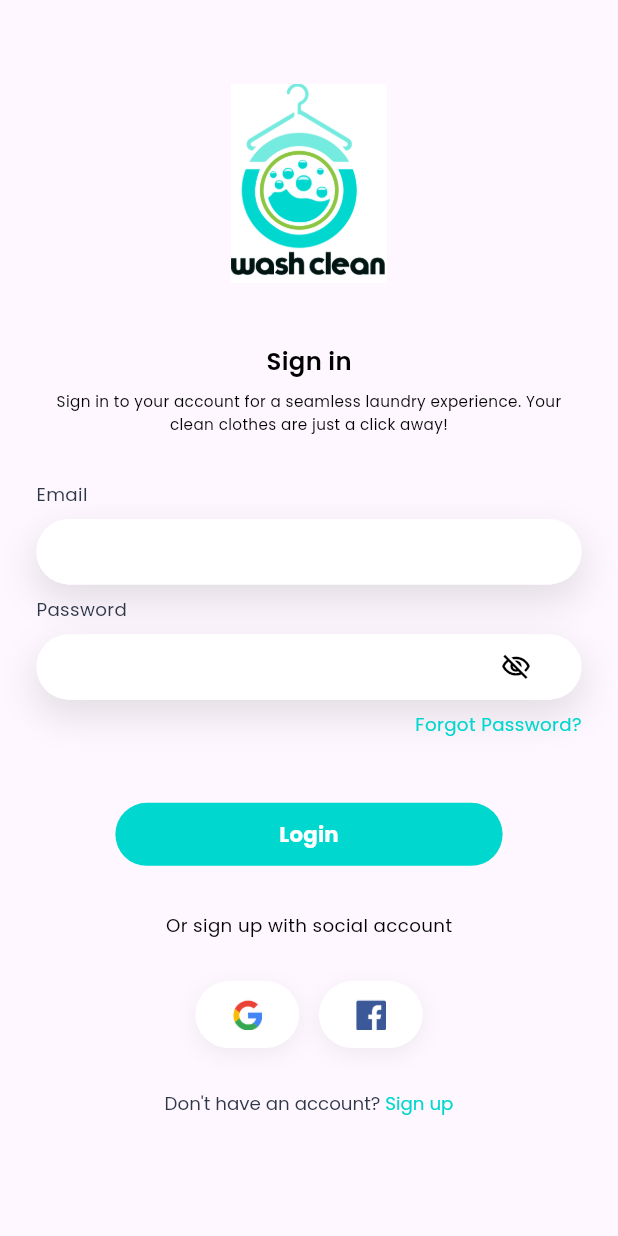
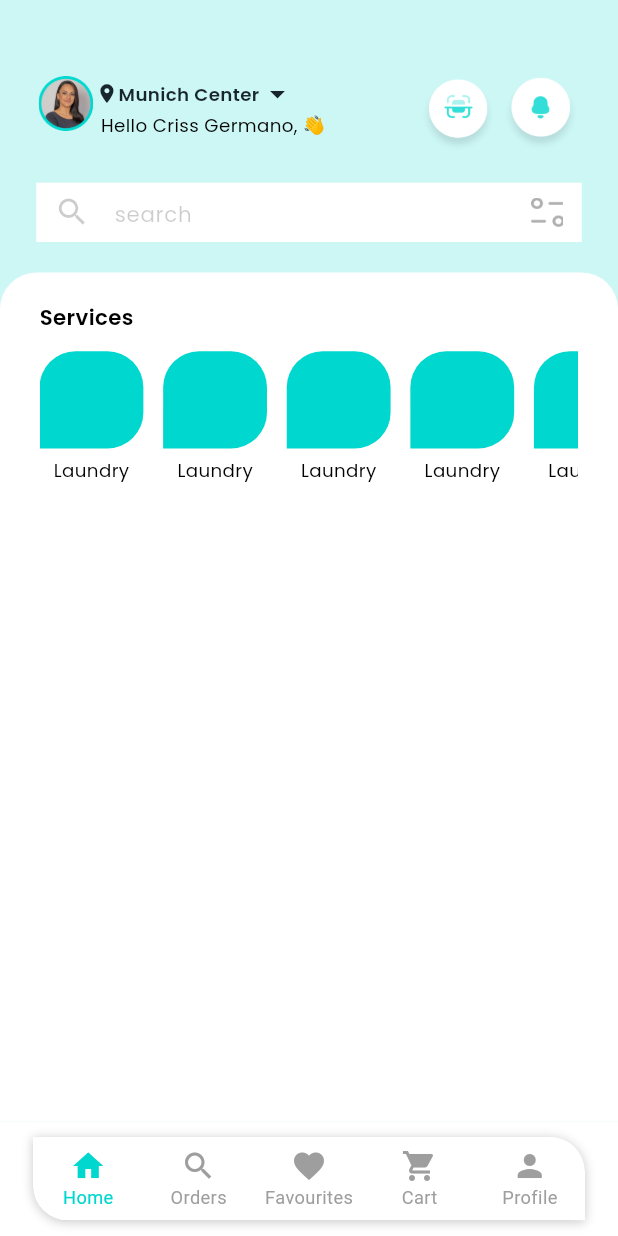
Before and after one commit to uzzist/spinfast, a Flutter app: the LoginScreen screen opened directly, after a tap on "Login", on a phone screen of 412 x 824 dp. Run offline on Flutter 3.47's test engine with Material 3 defaults, Android fonts, the light colour scheme and no system bars; our stand-ins replace flutter_rating_bar, flutter_screenutil, get.

Commit message:
bottom bar ui done. Home and favorites screen ui ongoing

```diff
--- a/lib/utils/values/my_images.dart
+++ b/lib/utils/values/my_images.dart
@@ -7,5 +7,9 @@ class MyImages {
   static const String google = 'assets/images/google.png';
   static const String facebook = 'assets/images/facebook.png';
   static const String tick_square = 'assets/images/tick_square.png';
+  static const String profile_picture = 'assets/images/profile_picture.png';
+  static const String qr_scanner = 'assets/images/qr_scanner.png';
+  static const String notification = 'assets/images/notification.png';
+  static const String filter = 'assets/images/filter.png';
 
 }
--- a/lib/views/auth/login/login_screen.dart
+++ b/lib/views/auth/login/login_screen.dart
@@ -9,6 +9,7 @@ import 'package:spinfast/utils/values/my_images.dart';
 import 'package:spinfast/utils/values/styles.dart';
 import 'package:spinfast/views/auth/forgot_password/forgot_password_screen.dart';
 import 'package:spinfast/views/auth/signup/signup_screen.dart';
+import 'package:spinfast/views/bottom_bar/bottom_bar_screen.dart';
 import 'package:spinfast/views/widgets/auth/social_login_button.dart';
 import 'package:spinfast/views/widgets/custom_button.dart';
 import 'package:spinfast/views/widgets/custom_textfield.dart';
@@ -92,7 +93,9 @@ class LoginScreen extends StatelessWidget {
                 ],
               ),
               40.sbh,
-              Center(child: CustomButton(text: 'Login', onPressed: () {})),
+              Center(child: CustomButton(text: 'Login', onPressed: () {
+                Get.offAll(() => BottomBarScreen());
+              })),
               28.sbh,
               Center(
                   child: Text(
--- /dev/null
+++ b/lib/views/bottom_bar/bottom_bar_screen.dart
@@ -0,0 +1,85 @@
+import 'package:flutter/material.dart';
+import 'package:flutter_screenutil/flutter_screenutil.dart';
+import 'package:spinfast/views/cart/my_cart_screen.dart';
+import 'package:spinfast/views/favourites/favourites_screen.dart';
+import 'package:spinfast/views/orders/my_orders_screen.dart';
+import 'package:spinfast/views/profile/profile_screen.dart';
+
+import '../../utils/values/my_colors.dart';
+import '../home/home_screen.dart';
+
+class BottomBarScreen extends StatefulWidget {
+  @override
+  State<BottomBarScreen> createState() => _BottomBarScreenState();
+}
+class _BottomBarScreenState extends State<BottomBarScreen> {
+  final List<Widget> _screens = [
+    HomeScreen(),
+    MyOrdersScreen(),
+    FavouritesScreen(),
+    MyCartScreen(),
+    ProfileScreen()
+  ];
+  int _selectedIndex = 0;
+  @override
+  Widget build(BuildContext context) {
+    return Scaffold(
+      backgroundColor: MyColors.white,
+      bottomNavigationBar: Padding(
+        padding: EdgeInsets.symmetric(horizontal: 20.w, vertical: 10.h),
+        child: Container(
+          decoration: BoxDecoration(
+            borderRadius: BorderRadius.only(topRight: Radius.circular(23.r), bottomLeft: Radius.circular(23.r)),
+            boxShadow: [
+              BoxShadow(color: MyColors.black.withOpacity(.2), spreadRadius: 0.2, blurRadius: 5, offset: Offset(0, 1),),
+            ],
+          ),
+          child: ClipRRect(
+            borderRadius: BorderRadius.only(bottomLeft: Radius.circular(23.r), topRight: Radius.circular(23.r)),
+            child: BottomNavigationBar(
+              type: BottomNavigationBarType.fixed,
+              items: const <BottomNavigationBarItem>[
+                BottomNavigationBarItem(
+                  icon: Icon(Icons.home, ),
+                  label: 'Home',
+                ),
+                BottomNavigationBarItem(
+                  icon: Icon(Icons.search, ),
+                  label: 'Orders',
+                ),
+                BottomNavigationBarItem(
+                  icon: Icon(Icons.favorite, ),
+                  label: 'Favourites',
+                ),
+                BottomNavigationBarItem(
+                  icon: Icon(Icons.shopping_cart, ),
+                  label: 'Cart',
+                ),
+                BottomNavigationBarItem(
+                  icon: Icon(Icons.person, ),
+                  label: 'Profile',
+                ),
+              ],
+              currentIndex: _selectedIndex,
+              selectedItemColor: MyColors.primary,
+              unselectedItemColor: Colors.grey,
+              unselectedFontSize: 12.sp,
+              selectedFontSize: 12.sp,
+              backgroundColor: MyColors.white,
+              elevation: 5.0,
+              // showSelectedLabels: true, // Set to true to always show labels for selected icons
+              // showUnselectedLabels: true, // Set to true to always show labels for unselected icons
+              onTap: (index) {
+                // Handle the tap event and update the selected index
+                setState(() {
+                  _selectedIndex = index;
+                });
+              },
+            ),
+          ),
+        ),
+      ),
+      body: _screens[_selectedIndex],
+    );
+  }
+}
--- /dev/null
+++ b/lib/views/home/home_screen.dart
@@ -0,0 +1,132 @@
+import 'package:flutter/material.dart';
+import 'package:flutter_screenutil/flutter_screenutil.dart';
+import 'package:spinfast/utils/extensions/extensions.dart';
+import 'package:spinfast/utils/values/my_images.dart';
+import 'package:spinfast/utils/values/styles.dart';
+
+import '../../utils/values/my_colors.dart';
+
+class HomeScreen extends StatelessWidget {
+  const HomeScreen({Key? key}) : super(key: key);
+
+  @override
+  Widget build(BuildContext context) {
+    return Scaffold(
+      backgroundColor: MyColors.primary.withOpacity(.2),
+      body: Column(
+        children: [
+          Container(
+            padding: EdgeInsets.symmetric(horizontal: 22.w),
+            width: double.infinity,
+            child: Column(
+              children: [
+                50.sbh,
+                Row(
+                  crossAxisAlignment: CrossAxisAlignment.start,
+                  children: [
+                    Image.asset(MyImages.profile_picture, height: 36.h, width: 36.w,),
+                    Column(
+                      crossAxisAlignment: CrossAxisAlignment.start,
+                      mainAxisAlignment: MainAxisAlignment.center,
+                      children: [
+                        Row(
+                          mainAxisAlignment: MainAxisAlignment.start,
+                          children: [
+                            Icon(Icons.location_on, color: MyColors.dark, size: 15.h,),
+                            Text('Munich Center', style: kSize12DarkW500Text.copyWith(fontWeight: FontWeight.w600, color: MyColors.dark),),
+                            Icon(Icons.arrow_drop_down_outlined, color: MyColors.dark,)
+                          ],
+                        ),
+                        Text(' Hello Criss Germano, 👋', style: kSize12DarkW500Text.copyWith(fontWeight: FontWeight.w400),)
+                      ],
+                    ),
+                    Spacer(),
+                    Row(
+                      crossAxisAlignment: CrossAxisAlignment.center,
+                      children: [
+                        Image.asset(MyImages.qr_scanner, height: 50.h, width: 50.w,),
+                        Image.asset(MyImages.notification, height: 50.h, width: 50.w,),
+                      ],
+                    )
+                  ],
+                ),
+                20.sbh,
+                Container(
+                  height: 39.h,
+                  width: 331.w,
+                  color: MyColors.white,
+                  child: TextFormField(
+                    cursorHeight: 20.h,
+                    style: kSize14DarkW500Text.copyWith(height: 1.3),
+                    decoration: InputDecoration(
+                      border: InputBorder.none,
+                      prefixIcon: Icon(Icons.search, color: MyColors.black.withOpacity(.2),),
+                      suffixIcon: Padding(
+                        padding: const EdgeInsets.all(10.0),
+                        child: Image.asset(MyImages.filter, height: 8.h, width: 4.h,),
+                      ),
+                      hintText: 'search',
+                      hintStyle: kSize12DarkW500Text.copyWith(color: MyColors.black.withOpacity(.2), fontSize: 14.sp)
+                    ),
+                  ),
+                ),
+                20.sbh,
+              ],
+            ),
+          ),
+          Expanded(
+              child: Container(
+                width: double.infinity,
+                decoration: BoxDecoration(
+                  color: MyColors.white,
+                  borderRadius: BorderRadius.only(topRight: Radius.circular(24.r), topLeft: Radius.circular(24.r))
+                ),
+                padding: EdgeInsets.symmetric(horizontal: 24.w),
+                child: Column(
+                  crossAxisAlignment: CrossAxisAlignment.start,
+                  children: [
+                    20.sbh,
+                    Text('Services', style: kSize14DarkW500Text.copyWith(fontWeight: FontWeight.w600),),
+                    12.sbh,
+                    SizedBox(
+                      height: 90.h,
+                      child: ListView.separated(
+                        shrinkWrap: true,
+                          scrollDirection: Axis.horizontal,
+                          itemBuilder: (context, index) {
+                            return Column(
+                              children: [
+                                Container(
+                                  width: 63.w,
+                                  height: 64.h,
+                                  decoration: ShapeDecoration(
+                                    color: MyColors.primary,
+                                    shape: RoundedRectangleBorder(
+                                      borderRadius: BorderRadius.only(
+                                        topLeft: Radius.circular(24),
+                                        topRight: Radius.circular(24),
+                                        bottomRight: Radius.circular(24),
+                                      ),
+                                    ),
+                                  ),
+                                ),
+                                6.sbh,
+                                Text('Laundry', style: kSize12DarkW500Text,)
+                              ],
+                            );
+                          },
+                          separatorBuilder: (context, index) => 12.sbw,
+                          itemCount: 5
+                      ),
+                    ),
+                    20.sbh,
+                  ],
+                ),
+              )
+          )
+        ],
+      ),
+
+    );
+  }
+}
--- a/pubspec.yaml
+++ b/pubspec.yaml
@@ -37,6 +37,7 @@ dependencies:
   cupertino_icons: ^1.0.2
   get: ^4.6.6
   flutter_screenutil: ^5.9.0
+  flutter_rating_bar: ^4.0.1
 
 dev_dependencies:
   flutter_test:
```
Also changed, not shown: lib/views/cart/my_cart_screen.dart (added, +10 -0 lines), lib/views/favourites/favourites_screen.dart (added, +134 -0 lines), lib/views/orders/my_orders_screen.dart (added, +10 -0 lines), lib/views/profile/profile_screen.dart (added, +10 -0 lines), assets/images/filter.png (added), assets/images/notification.png (added), assets/images/profile_picture.png (added), assets/images/qr_scanner.png (added).
